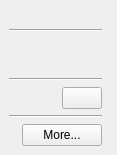
Old version of the form src/lib/other/siteinfowidget.ui in the repository tenrok/kclient3.
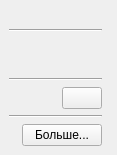
New version of the form.

```diff
--- a/src/lib/other/siteinfowidget.ui
+++ b/src/lib/other/siteinfowidget.ui
@@ -68,7 +68,7 @@
            </sizepolicy>
           </property>
           <property name="text">
-           <string>More...</string>
+           <string>Больше...</string>
           </property>
          </widget>
         </item>
```
